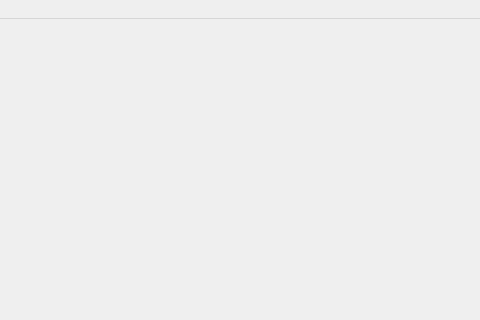
Above: intern/src/editor_gui/edit_mainwindow.ui from swantmon/saltwater before the change; both pictures show x 800 to 1280 and y 0 to 320 of the 1280 by 798 pixel window. Below: the same form after it.
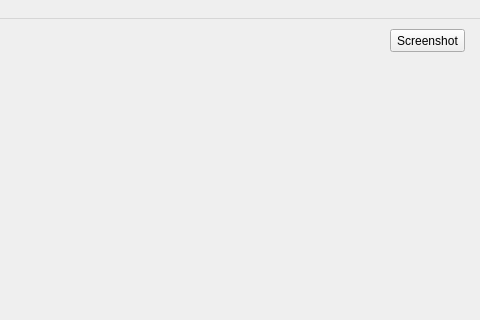
That is the form after the change.

Commit message: Add screenshot support

Diff of the .ui file:
```diff
--- a/intern/src/editor_gui/edit_mainwindow.ui
+++ b/intern/src/editor_gui/edit_mainwindow.ui
@@ -58,6 +58,19 @@
      <string>Play</string>
     </property>
    </widget>
+   <widget class="QPushButton" name="m_pScreenshotButton">
+    <property name="geometry">
+     <rect>
+      <x>1190</x>
+      <y>10</y>
+      <width>75</width>
+      <height>23</height>
+     </rect>
+    </property>
+    <property name="text">
+     <string>Screenshot</string>
+    </property>
+   </widget>
   </widget>
   <widget class="QMenuBar" name="m_pMenuBar">
    <property name="geometry">
```
Left out of the diff: 21 changed lines with no effect on the pictures. The commit also changes 13 other files.
